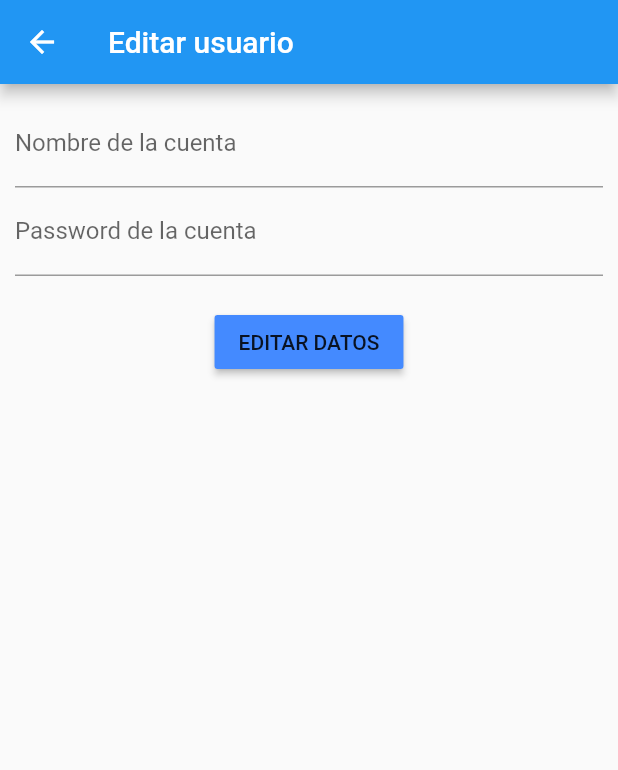
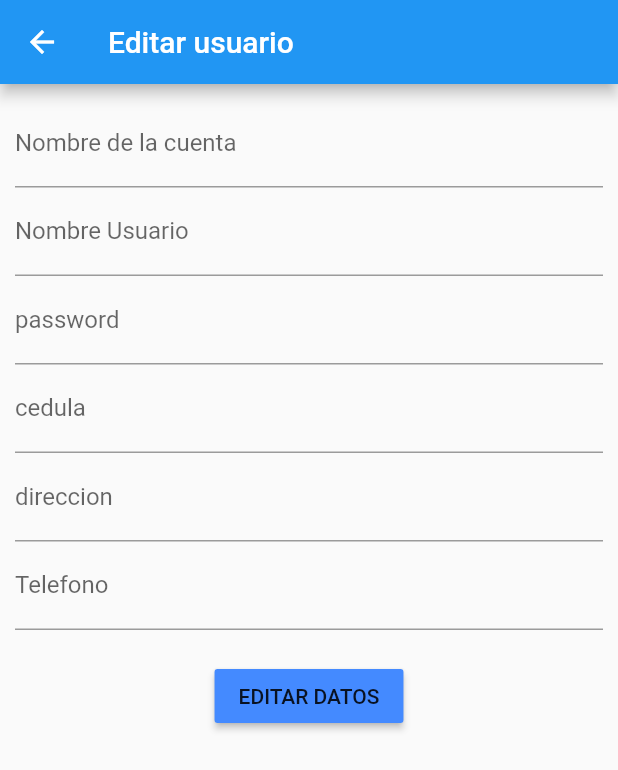
Before and after one commit to toninow/ProIn, a Flutter app: the EditData screen opened directly, on a phone screen of 412 x 824 dp. Shown: the top 770 px of the screen. Run offline on Flutter 3.47's test engine with Material 2 defaults, Android fonts, the phone set to English and light mode, and no system bars; statements that could not run were skipped.

Commit message:
update usuario works

```diff
--- a/proin4/lib/main.dart
+++ b/proin4/lib/main.dart
@@ -49,7 +49,9 @@ Future<List> _login() async {
 
   if(datauser.length==0){
     setState(() {
-          msg="Login Fail";
+         AlertDialog(
+          content: new Text("Usuario o password incorrectos"),
+         );
         });
   }else{
     if(datauser[0]['id_tipo']=='1'){
--- a/proin4/lib/pages/detail.dart
+++ b/proin4/lib/pages/detail.dart
@@ -51,10 +51,10 @@ void confirm (){
   @override
   Widget build(BuildContext context) {
     return new Scaffold(
-      appBar: new AppBar(title: new Text("${widget.list[widget.index]['cuenta_usuario']}")),
+      appBar: new AppBar(title: new Text("información de ${widget.list[widget.index]['cuenta_usuario']}")),
       body: new Container(
         height: 270.0,
-        padding: const EdgeInsets.all(20.0),
+        padding: const EdgeInsets.all(5.0),
         child: new Card(
           child: new Center(
             child: new Column(
@@ -63,7 +63,10 @@ void confirm (){
                 new Padding(padding: const EdgeInsets.only(top: 30.0),),
                 new Text(widget.list[widget.index]['cuenta_usuario'], style: new TextStyle(fontSize: 20.0),),
                 new Text("Tipo de usuario : ${widget.list[widget.index]['nombre_tipo_usuario']}", style: new TextStyle(fontSize: 18.0),),
-                 new Text("Nombre : ${widget.list[widget.index]['nombre']}", style: new TextStyle(fontSize: 18.0),),
+                new Text("Nombre : ${widget.list[widget.index]['nombre']}", style: new TextStyle(fontSize: 18.0),),
+                new Text("Cédula : ${widget.list[widget.index]['cedula']}", style: new TextStyle(fontSize: 18.0),),
+                new Text("Teléfono : ${widget.list[widget.index]['telefono']}", style: new TextStyle(fontSize: 18.0),),
+                new Text("Dirección : ${widget.list[widget.index]['direccion']}", style: new TextStyle(fontSize: 18.0),),
                 new Padding(padding: const EdgeInsets.only(top: 30.0),),
 
                 new Row(
--- a/proin4/lib/pages/editdata.dart
+++ b/proin4/lib/pages/editdata.dart
@@ -16,6 +16,10 @@ class _EditDataState extends State<EditData> {
 
   TextEditingController controllerCuenta;
   TextEditingController controllerPassword;
+  TextEditingController controllerNombre;
+  TextEditingController controllerCedula;
+  TextEditingController controllerDireccion;
+  TextEditingController controllerTelefono;
 
 
 
@@ -25,6 +29,11 @@ class _EditDataState extends State<EditData> {
       "id_usuario": widget.list[widget.index]['id_usuario'],
       "cuenta_usuario": controllerCuenta.text,
       "password_usuario": controllerPassword.text,
+      "nombre": controllerNombre.text,
+      "cedula": controllerCedula.text,
+      "direccion": controllerDireccion.text,
+      "telefono": controllerTelefono.text,
+
 
     });
   }
@@ -34,6 +43,12 @@ class _EditDataState extends State<EditData> {
     void initState() {
       controllerCuenta= new TextEditingController(text: widget.list[widget.index]['cuenta_usuario'] );
       controllerPassword= new TextEditingController(text: widget.list[widget.index]['password_usuario'] );
+      controllerNombre= new TextEditingController(text: widget.list[widget.index]['nombre'] );
+      controllerCedula= new TextEditingController(text: widget.list[widget.index]['cedula'] );
+      controllerDireccion= new TextEditingController(text: widget.list[widget.index]['direccion'] );
+      controllerTelefono= new TextEditingController(text: widget.list[widget.index]['telefono'] );
+
+
       super.initState();
     }
 
@@ -52,12 +67,32 @@ class _EditDataState extends State<EditData> {
                 new TextField(
                   controller: controllerCuenta,
                   decoration: new InputDecoration(
-                      hintText: "Nombre de la cuenta", labelText: "Nombre de la cuenta"),
+                      hintText: "Nombre cuenta", labelText: "Nombre de la cuenta"),
+                ),
+                new TextField(
+                  controller: controllerNombre,
+                  decoration: new InputDecoration(
+                      hintText: "Nombre de usuario", labelText: "Nombre Usuario"),
                 ),
                 new TextField(
                   controller: controllerPassword,
                   decoration: new InputDecoration(
-                      hintText: "Password de la cuenta", labelText: "Password de la cuenta"),
+                      hintText: "Password ", labelText: "password"),
+                ),
+                new TextField(
+                  controller: controllerCedula,
+                  decoration: new InputDecoration(
+                      hintText: "Cedula", labelText: "cedula"),
+                ),
+                new TextField(
+                  controller: controllerDireccion,
+                  decoration: new InputDecoration(
+                      hintText: "Direcion ", labelText: "direccion"),
+                ),
+                new TextField(
+                  controller: controllerTelefono,
+                  decoration: new InputDecoration(
+                      hintText: "Telefono", labelText: "Telefono"),
                 ),
                 new Padding(
                   padding: const EdgeInsets.all(10.0),
```
